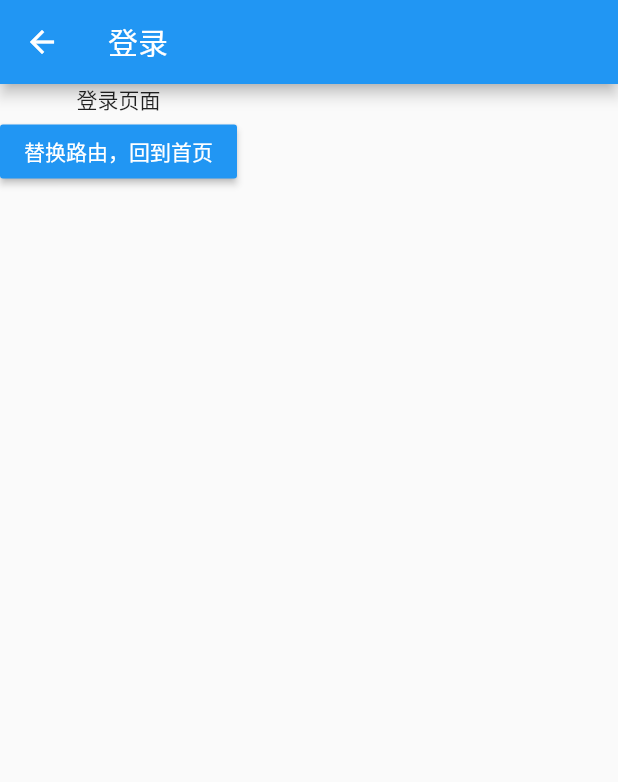
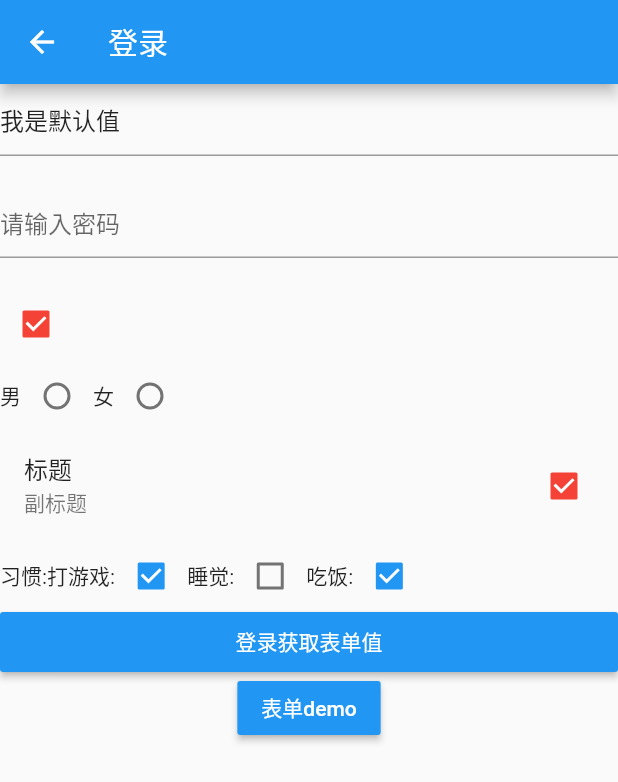
Before and after one commit to zfxj/flutter_demo, a Flutter app: the LoginPage screen opened directly, on a phone screen of 412 x 824 dp. Shown: the top 782 px of the screen. Run offline on Flutter 3.47's test engine with Material 2 defaults, Android fonts, the phone set to English and light mode, and no system bars.

Commit message:
[表单控件]

```diff
--- a/lib/routes/Routes.dart
+++ b/lib/routes/Routes.dart
@@ -2,12 +2,14 @@ import 'package:flutter/material.dart';
 import '../Tabs.dart';
 import '../demo/Search.dart';
 import '../user/LoginPage.dart';
+import '../user/FormDemo.dart';
 
 // 配置路由
 final routes = {
   '/': (context) => Tabs(index: 1),
   '/login': (context) => LoginPage(),
   '/search': (context, {arguments}) => SearchPage(arguments: arguments),
+  '/formDemo': (context) => FormDemo(),
 };
 
 // 针对路由传参数封装的方法
--- a/lib/user/LoginPage.dart
+++ b/lib/user/LoginPage.dart
@@ -8,6 +8,40 @@ class LoginPage extends StatefulWidget {
 }
 
 class _LoginPageState extends State<LoginPage> {
+  var _userName = new TextEditingController(); // 初始化给表单赋值
+  var password;
+  var checkBoxState = true;
+  var sex;
+  @override
+  void initState() {
+    super.initState();
+    _userName.text = "我是默认值";
+  }
+
+  List hobby = [
+    {"value": true, "name": "打游戏"},
+    {"value": false, "name": "睡觉"},
+    {"value": true, "name": "吃饭"}
+  ];
+  List<Widget> _getHobby() {
+    List<Widget> tempList = [];
+    for (var i = 0; i < this.hobby.length; i++) {
+      tempList.add(Row(
+        children: [
+          Text('${this.hobby[i]['name']}:'),
+          Checkbox(
+              value: this.hobby[i]['value'],
+              onChanged: (value) {
+                setState(() {
+                  this.hobby[i]['value'] = value;
+                });
+              })
+        ],
+      ));
+    }
+    return tempList;
+  }
+
   @override
   Widget build(BuildContext context) {
     return Scaffold(
@@ -15,15 +49,108 @@ class _LoginPageState extends State<LoginPage> {
           title: Text("登录"),
         ),
         body: Column(children: [
-        Text('登录页面'),
-        RaisedButton(
-            child: Text("替换路由，回到首页"),
+          TextField(
+            decoration: InputDecoration(hintText: '请输入用户名'),
+            controller: _userName,
+            // onChanged: (value) {  //不用onchanged也行，已经实现了双向绑定
+            //   setState(() {
+            //     this._userName.text = value;
+            //   });
+            // },
+          ),
+          SizedBox(
+            height: 20,
+          ),
+          TextField(
+            obscureText: true,
+            decoration: InputDecoration(hintText: '请输入密码'),
+            onChanged: (value) {
+              setState(() {
+                this.password.text = value;
+              });
+            },
+          ),
+          SizedBox(
+            height: 20,
+          ),
+          Row(
+            children: [
+              Checkbox(
+                value: this.checkBoxState,
+                onChanged: (value) {
+                  setState(() {
+                    this.checkBoxState = value;
+                  });
+                },
+                activeColor: Colors.red,
+              )
+            ],
+          ),
+          Row(
+            children: [
+              Text('男'),
+              Radio(
+                value: 1,
+                onChanged: (value) {
+                  setState(() {
+                    this.sex = value;
+                  });
+                },
+                groupValue: this.sex, // groupValue 一致则视为相同按钮组
+              ),
+              Text('女'),
+              Radio(
+                value: 2,
+                onChanged: (value) {
+                  setState(() {
+                    this.sex = value;
+                  });
+                },
+                groupValue: this.sex,
+              )
+            ],
+          ),
+          CheckboxListTile(
+            value: this.checkBoxState,
+            onChanged: (value) {
+              setState(() {
+                this.checkBoxState = value;
+              });
+            },
+            activeColor: Colors.red,
+            title: Text('标题'),
+            subtitle: Text("副标题"),
+          ),
+          Row(
+            children: [
+              Text("习惯:"),
+              Row(
+                children: this._getHobby(),
+              )
+            ],
+          ),
+          Container(
+            width: double.infinity, // 宽度和外层容器一样宽
+            height: 40,
+            child: RaisedButton(
+                child: Text("登录获取表单值"),
                 color: Colors.blue,
                 textColor: Colors.white,
                 onPressed: () {
-              Navigator.of(context).pushReplacementNamed('/');
+                  print('用户名${this._userName.text}');
+                  print('密码${this.password}');
+                  print('复选框${this.checkBoxState}');
+                  print('单选框${this.sex}');
+                  print('复选框组${this.hobby}');
+                }),
+          ),
+          RaisedButton(
+              child: Text("表单demo"),
+              color: Colors.blue,
+              textColor: Colors.white,
+              onPressed: () {
+                Navigator.pushNamed(context, '/formDemo');
               })
-      ]),
-    );
+        ]));
   }
 }
```
Also changed, not shown: lib/user/FormDemo.dart (added, +65 -0 lines). Lines whose indentation alone changed are shown as unchanged.
